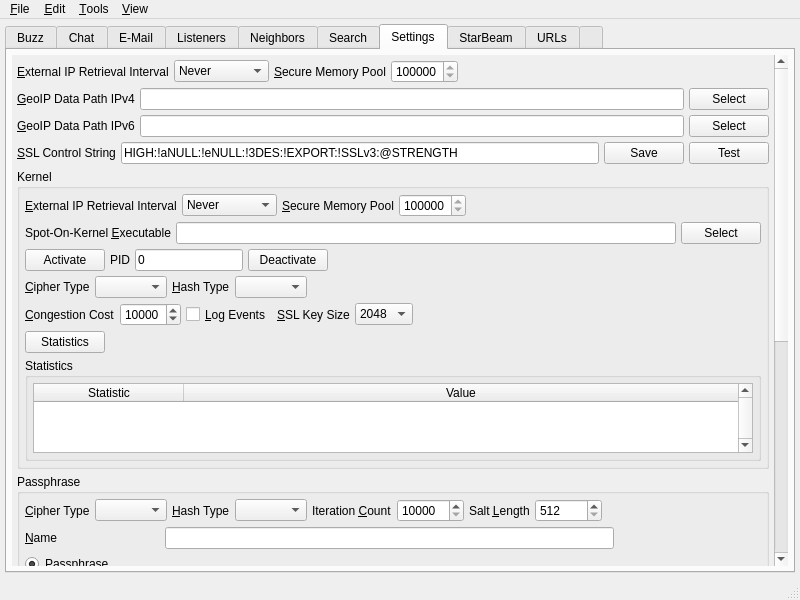
The window that branches/trunk/UI/controlcenter.ui (textbrowser/spot-on) describes before a commit, drawn with Qt 5.
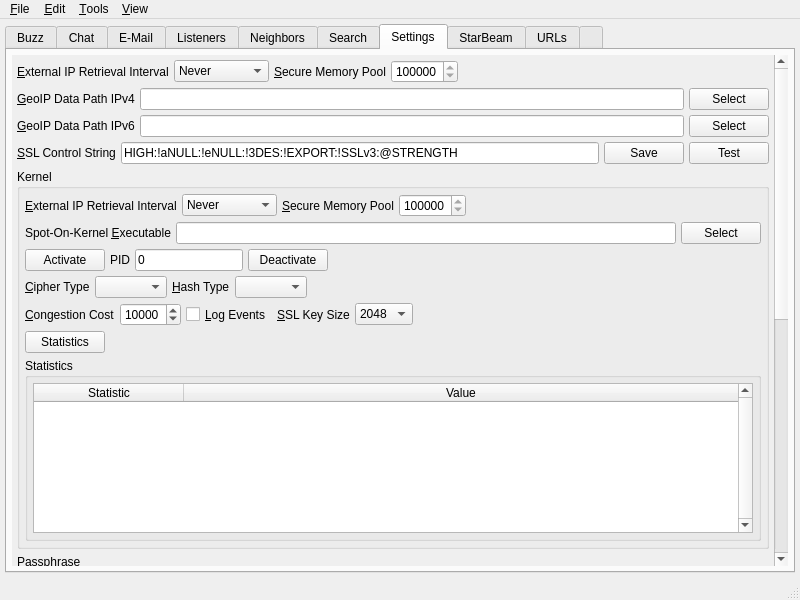
The same window after the commit. The open tabs and pages were chosen to show the change. Icons and pictures are not drawn. Custom widgets are drawn as their Qt base class.

```diff
--- a/branches/trunk/UI/controlcenter.ui
+++ b/branches/trunk/UI/controlcenter.ui
@@ -4888,9 +4888,9 @@
            <property name="geometry">
             <rect>
              <x>0</x>
-             <y>-490</y>
+             <y>-182</y>
              <width>762</width>
-             <height>1060</height>
+             <height>1132</height>
             </rect>
            </property>
            <layout class="QVBoxLayout" name="verticalLayout_35">
@@ -5452,6 +5452,12 @@
                     </property>
                     <item>
                      <widget class="QTableWidget" name="kernelStatistics">
+                      <property name="minimumSize">
+                       <size>
+                        <width>0</width>
+                        <height>150</height>
+                       </size>
+                      </property>
                       <property name="verticalScrollBarPolicy">
                        <enum>Qt::ScrollBarAlwaysOn</enum>
                       </property>
```
Left out of the diff: 35 changed lines with no effect on the pictures.
